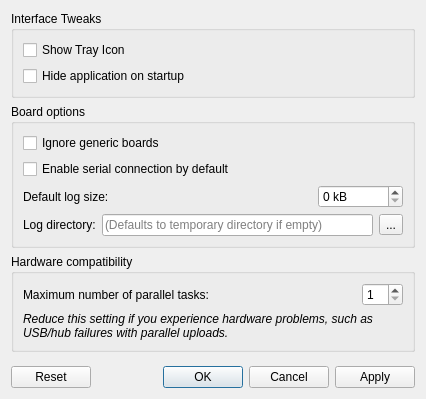
Old version of the form src/tycommander/preferences_dialog.ui in the repository Koromix/tytools.
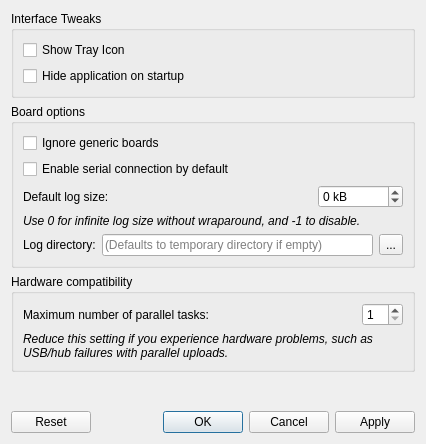
New version of the form. Icons and pictures are not drawn.

Commit message: Support infinite log size

```diff
--- a/src/tycommander/preferences_dialog.ui
+++ b/src/tycommander/preferences_dialog.ui
@@ -7,7 +7,7 @@
     <x>0</x>
     <y>0</y>
     <width>426</width>
-    <height>399</height>
+    <height>444</height>
    </rect>
   </property>
   <property name="windowTitle">
@@ -91,6 +91,9 @@
           <property name="suffix">
            <string> kB</string>
           </property>
+          <property name="minimum">
+           <number>-1</number>
+          </property>
           <property name="maximum">
            <number>999999</number>
           </property>
@@ -101,6 +104,21 @@
         </item>
        </layout>
       </item>
+      <item>
+       <widget class="QLabel" name="label_5">
+        <property name="font">
+         <font>
+          <italic>true</italic>
+         </font>
+        </property>
+        <property name="text">
+         <string>Use 0 for infinite log size without wraparound, and -1 to disable.</string>
+        </property>
+        <property name="wordWrap">
+         <bool>true</bool>
+        </property>
+       </widget>
+      </item>
       <item>
        <layout class="QHBoxLayout" name="horizontalLayout_3">
         <item>
```
The commit also changes 7 other files.
